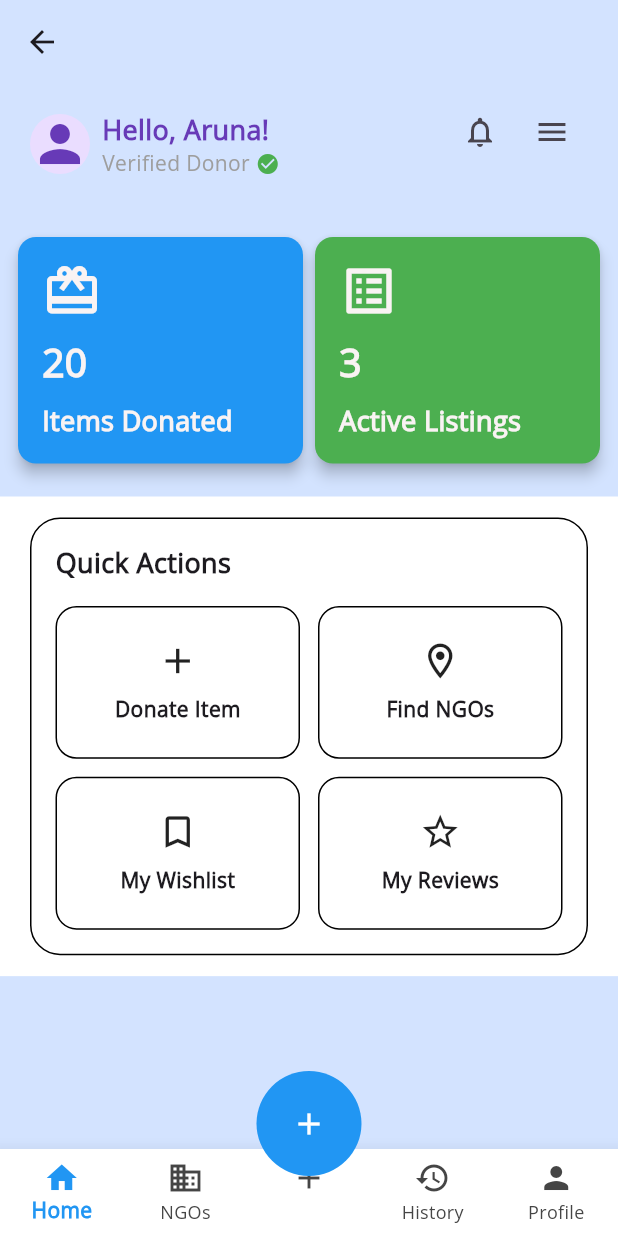
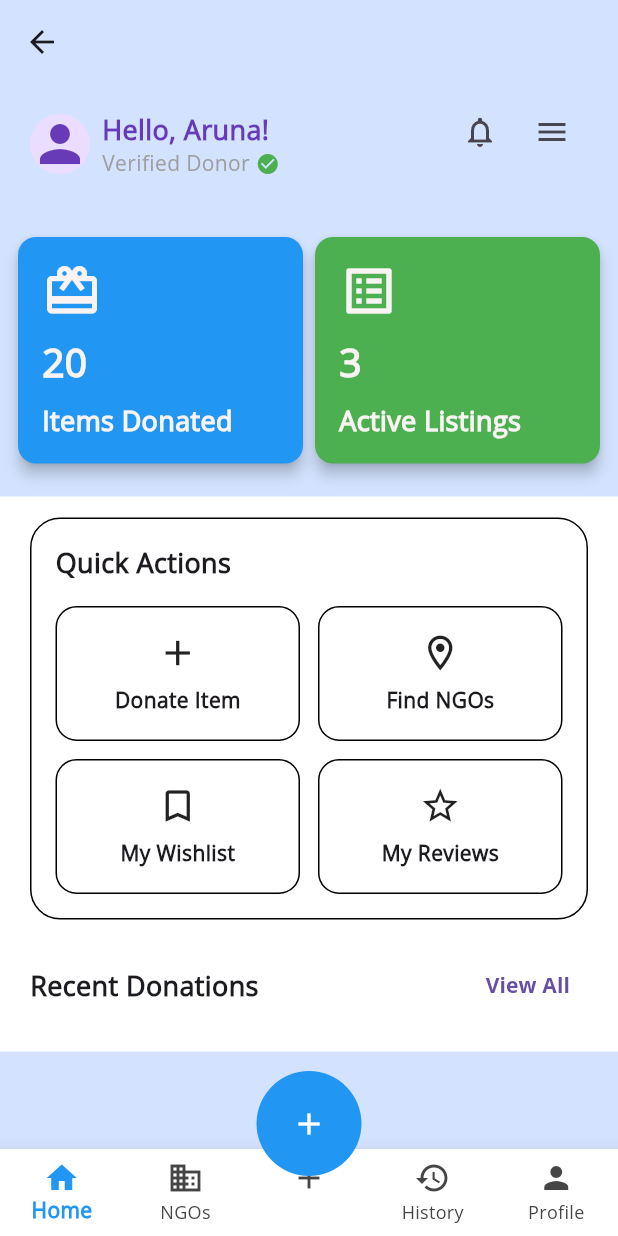
Before and after one commit to arunaguragain/aashwaas, a Flutter app: the DonorHomeScreen screen opened directly, on a phone screen of 412 x 824 dp. Run offline on Flutter 3.47's test engine with Material 3 defaults, Android fonts, the phone set to English and light mode, and no system bars; our stand-ins replace font_awesome_flutter.

Commit message:
completed the ui of donor home screen

```diff
--- a/lib/screens/bottom_screen_donor/home_screen.dart
+++ b/lib/screens/bottom_screen_donor/home_screen.dart
@@ -46,7 +46,32 @@ class HomeScreen extends StatelessWidget {
                 children: [
                   SizedBox(height: 14),
                   QuickActionsSection(),
-                  SizedBox(height: 14),
+                  Row(
+                    mainAxisAlignment: MainAxisAlignment.spaceBetween,
+                    children: [
+                      Padding(
+                        padding: const EdgeInsets.all(20.0),
+                        child: Text(
+                          "Recent Donations",
+                          style: TextStyle(
+                            fontSize: 18,
+                            fontWeight: FontWeight.bold,
+                          ),
+                        ),
+                      ),
+                      Padding(
+                        padding: const EdgeInsets.all(20.0),
+                        child: TextButton(
+                          onPressed: () {},
+                          child: Text(
+                            "View All",
+                            selectionColor: Colors.blue,
+                            style: TextStyle(fontFamily: 'OpenSans Bold'),
+                          ),
+                        ),
+                      ),
+                    ],
+                  ),
                 ],
               ),
             ),
--- a/lib/widgets/quick_action_section.dart
+++ b/lib/widgets/quick_action_section.dart
@@ -18,19 +18,22 @@ class QuickActionsSection extends StatelessWidget {
         child: Column(
           crossAxisAlignment: CrossAxisAlignment.start,
           children: [
-            const Text(
+
+            Text(
               'Quick Actions',
               style: TextStyle(fontSize: 18, fontWeight: FontWeight.bold),
             ),
-            const SizedBox(height: 16),
+            SizedBox(height: 16),
 
-            GridView.count(
+            GridView(
               shrinkWrap: true,
               physics: const NeverScrollableScrollPhysics(),
-              crossAxisCount: 2,
-              mainAxisSpacing: 12,
-              crossAxisSpacing: 12,
-              childAspectRatio: 1.6,
+              gridDelegate: SliverGridDelegateWithFixedCrossAxisCount(
+                crossAxisCount: 2,
+                mainAxisSpacing: 12,
+                crossAxisSpacing: 12,
+                mainAxisExtent: 90,
+              ),
               children: [
                 QuickActionButton(
                   label: 'Donate Item',
```
